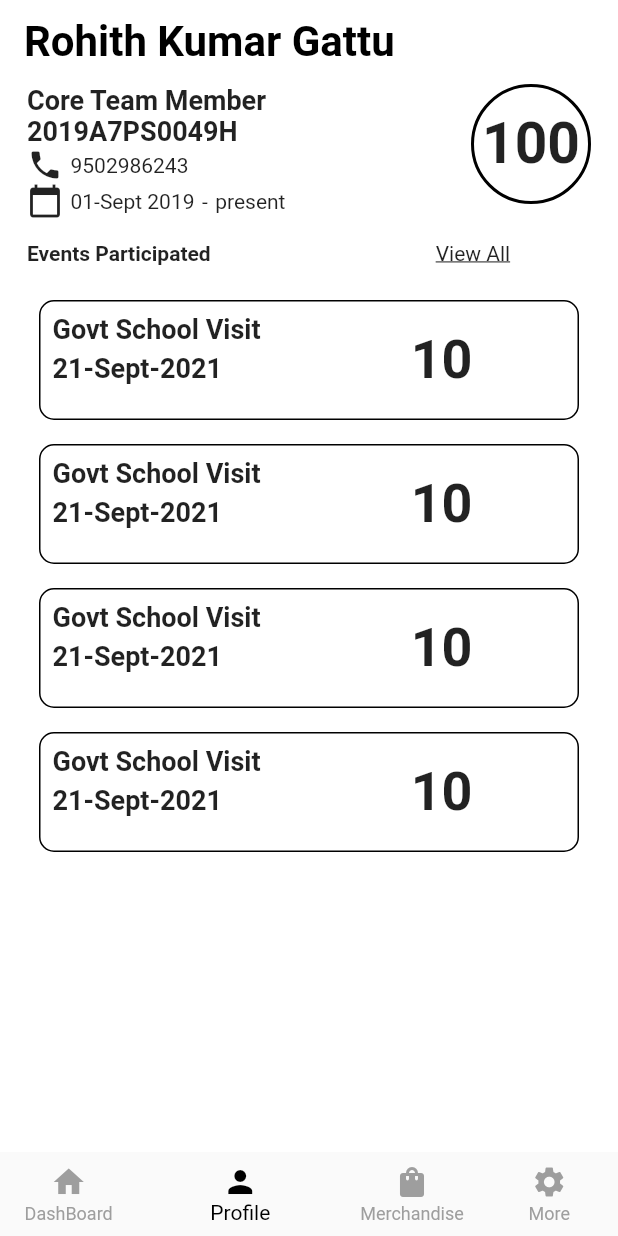
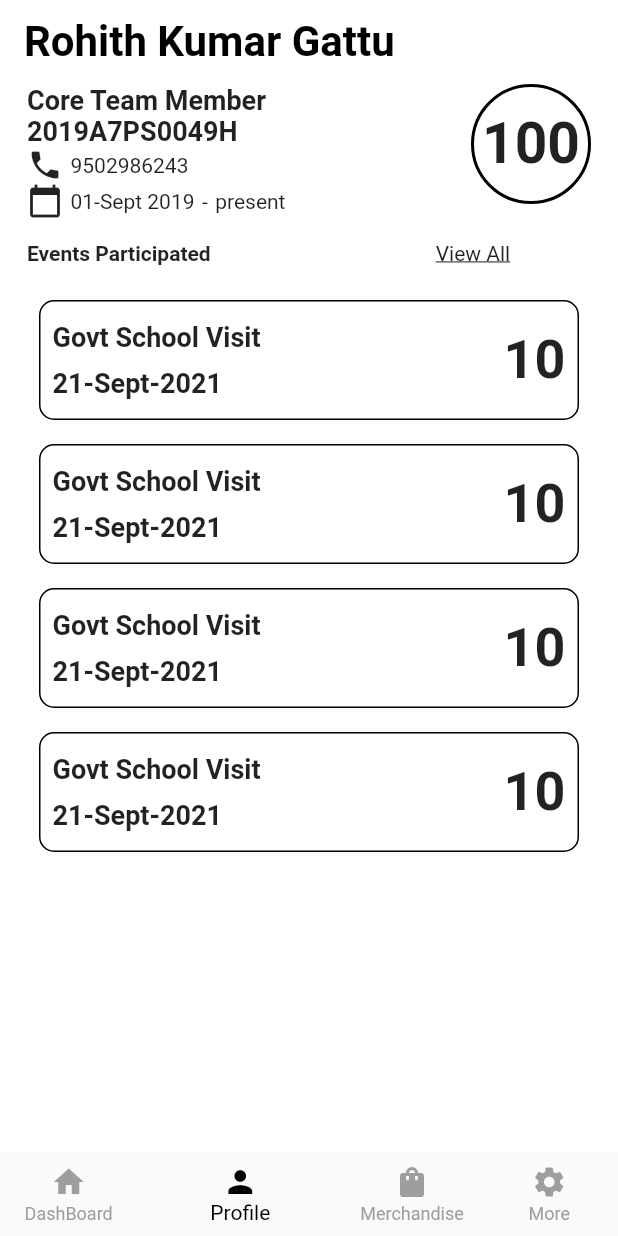
Before and after one commit to NSS-BPHC/nssapp, a Flutter app: the screen it shows after launch, item 2 of the bottom bar chosen, on a phone screen of 412 x 824 dp. Run offline on Flutter 3.47's test engine with Material 2 defaults, Android fonts, the phone set to English and light mode, and no system bars.

Commit message:
fix(eventCardProfile): fix the SizedBox issues with spacing of Rows and Columns

```diff
--- a/lib/views/widgets/eventCard.dart
+++ b/lib/views/widgets/eventCard.dart
@@ -21,30 +21,26 @@ class _EventCardState extends State<EventCard> {
         decoration: BoxDecoration(
           borderRadius: BorderRadius.all(Radius.circular(10)),
           border: Border.all(color: Colors.black),
-          //color: Colors.grey,
         ),
         child: Padding(
           padding: const EdgeInsets.all(8.0),
           child: Row(
+            crossAxisAlignment: CrossAxisAlignment.center,
+            mainAxisAlignment: MainAxisAlignment.spaceBetween,
             children: [
               Column(
                 crossAxisAlignment: CrossAxisAlignment.start,
+                mainAxisAlignment: MainAxisAlignment.spaceAround,
                 children: [
                   Text(
                     widget.eventModel.title,
                     style: TextStyle(fontWeight: FontWeight.bold, fontSize: 18),
-                  ),
-                  SizedBox(
-                    height: 5,
                   ),
                   Text(
                     widget.eventModel.date,
                     style: TextStyle(fontWeight: FontWeight.bold, fontSize: 18),
                   ),
                 ],
-              ),
-              SizedBox(
-                width: 100,
               ),
               Text(
                 widget.eventModel.score.toString(),
```
